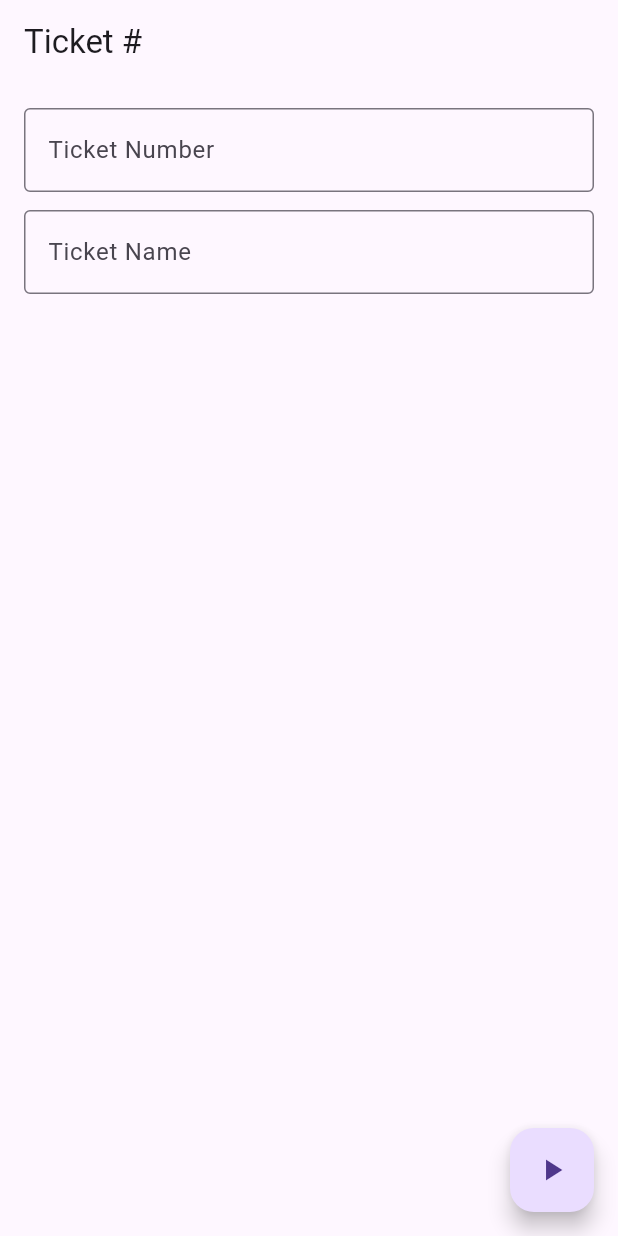
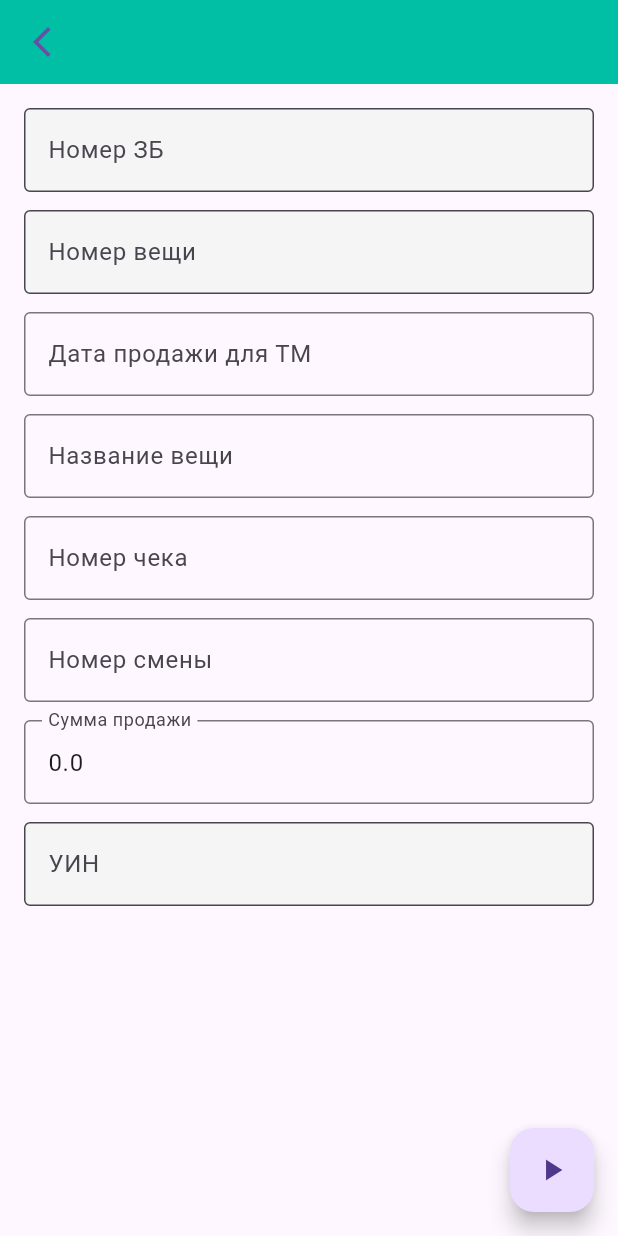
Before and after one commit to bubuta-bokh/mtwin_send2tm, a Flutter app: the TicketDetailsContent screen opened directly with empty values, after a tap on the "play arrow" icon, on a phone screen of 412 x 824 dp. Run offline on Flutter 3.47's test engine with Material 3 defaults, Android fonts, the phone set to English and light mode, and no system bars; our stand-ins replace bloc, dio, equatable, flutter_bloc, go_router, logger and 1 more; missing offline and left inert: dart:ffi; Roboto replaces fonts that are missing (Rubik).

```diff
--- /dev/null
+++ b/devtools_options.yaml
@@ -0,0 +1,3 @@
+description: This file stores settings for Dart & Flutter DevTools.
+documentation: https://docs.flutter.dev/tools/devtools/extensions#configure-extension-enablement-states
+extensions:
--- a/lib/bloc/dmdk_bloc/dmdk_bloc.dart
+++ b/lib/bloc/dmdk_bloc/dmdk_bloc.dart
@@ -22,5 +22,10 @@ class DmdkBloc extends Bloc<DmdkEvent, DmdkState> {
       //logger.i("Inside BLOC, before health request is made");
       //var isSuccessfull = await dmdkRepository.makeHealthRequest();
     });
+
+    on<ProcessTicketSendEvent>((event, emit) async {
+      //logger.i("Inside BLOC, before health request is made");
+      //var isSuccessfull = await dmdkRepository.makeHealthRequest();
+    });
   }
 }
--- a/lib/bloc/ticket_bloc/ticket_bloc.dart
+++ b/lib/bloc/ticket_bloc/ticket_bloc.dart
@@ -25,6 +25,7 @@ class TicketBloc extends Bloc<TicketEvent, TicketState> {
 
       ticketDto = await ticketRepository.searchSoldTickets(
         searchQuery: event.searchQuery,
+        qty: event.qty ?? 5,
       );
       if (ticketDto == null) {
         emit(SearchTicketError('Не удалось получить данные с сервера.'));
--- a/lib/bloc/ticket_bloc/ticket_event.dart
+++ b/lib/bloc/ticket_bloc/ticket_event.dart
@@ -17,9 +17,10 @@ class TicketInitialEvent extends TicketEvent {
 
 class TicketSearchEvent extends TicketEvent {
   final String searchQuery;
+  final int? qty;
 
-  const TicketSearchEvent({required this.searchQuery});
+  const TicketSearchEvent({required this.searchQuery, required this.qty});
 
   @override
-  List<Object> get props => [searchQuery];
+  List<Object> get props => [searchQuery, qty ?? 5];
 }
--- a/lib/entities/ticket_dto.dart
+++ b/lib/entities/ticket_dto.dart
@@ -5,6 +5,7 @@ class TicketDto {
   final String ticketNumber;
   final String ticketObjectNumber;
   final String soldDate;
+  final String soldDateReadable;
   final String ticketObjectName;
   final String chequeNumber;
   final String shiftNumber;
@@ -16,6 +17,7 @@ class TicketDto {
     required this.ticketNumber,
     required this.ticketObjectNumber,
     required this.soldDate,
+    required this.soldDateReadable,
     required this.ticketObjectName,
     required this.chequeNumber,
     required this.shiftNumber,
@@ -28,10 +30,32 @@ class TicketDto {
     ticketNumber: json['ticketNumber'] ?? 'n/a',
     ticketObjectNumber: json['ticketObjectNumber'] ?? 'n/a',
     soldDate: json['soldDate'] ?? 'n/a',
+    soldDateReadable: json['soldDateReadable'] ?? 'n/a',
     ticketObjectName: json['ticketObjectName'] ?? 'n/a',
     chequeNumber: json['chequeNumber'] ?? 'n/a',
     shiftNumber: json['shiftNumber'] ?? 'n/a',
     sellPrice: json["sellPrice"] ?? -1,
     uin: json['uin'] ?? 'n/a',
   );
+
+  TicketDto copyWith({
+    String? chequeNumber,
+    String? shiftNumber,
+    double? sellPrice,
+    String? soldDate,
+    String? ticketObjectName,
+  }) {
+    return TicketDto(
+      ticketObjectId: ticketObjectId,
+      chequeNumber: chequeNumber ?? this.chequeNumber,
+      shiftNumber: shiftNumber ?? this.shiftNumber,
+      sellPrice: sellPrice ?? this.sellPrice,
+      soldDate: soldDate ?? this.soldDate,
+      soldDateReadable: soldDateReadable,
+      ticketObjectName: ticketObjectName ?? this.ticketObjectName,
+      ticketNumber: ticketNumber,
+      ticketObjectNumber: ticketObjectNumber,
+      uin: uin,
+    );
+  }
 }
--- a/lib/main.dart
+++ b/lib/main.dart
@@ -50,7 +50,7 @@ void main() async {
                 ctx,
               );
               return TicketBloc(ticketRepository: ticketRepository)
-                ..add(const TicketInitialEvent(envi: 'PROD'));
+                ..add(const TicketInitialEvent(envi: 'DEBUG'));
             },
             lazy: false,
           ),
@@ -69,6 +69,7 @@ final GoRouter _router = GoRouter(
   routes: <RouteBase>[
     GoRoute(
       path: '/',
+      name: "home",
       builder: (BuildContext context, GoRouterState state) {
         //return const MainScreen();
         return const TicketSearchScreen();
--- a/lib/repositories/dmdk_repository.dart
+++ b/lib/repositories/dmdk_repository.dart
@@ -8,6 +8,11 @@ class DmdkRepository {
     dio.options.baseUrl = 'http://localhost:15243/';
     return dio;
   }
+
+  final String fn = '7380440800954751';
+  final String inn = '7810243050';
+  final String kpp = '784201001';
+  final String address = '197198, г.Санкт-Петербург, ул.Ижорская, д.13/39';
 
   Future<String> makeHealthRequest() async {
     //logger.i('We are inside of makeHealthRequest');
--- a/lib/screens/ticket_details_content.dart
+++ b/lib/screens/ticket_details_content.dart
@@ -1,5 +1,6 @@
 import 'package:flutter/material.dart';
 import 'package:flutter_bloc/flutter_bloc.dart';
+import 'package:go_router/go_router.dart';
 import 'package:mtwin_send2tm/bloc/dmdk_bloc/dmdk_bloc.dart';
 import 'package:mtwin_send2tm/entities/ticket_dto.dart';
 
@@ -11,43 +12,117 @@ class TicketDetailsContent extends StatelessWidget {
   @override
   Widget build(BuildContext context) {
     // Make a copy of controllers for editable fields
-    final TextEditingController nameController = TextEditingController(
-      text: ticket.ticketObjectName,
-    );
-    final TextEditingController numberController = TextEditingController(
+
+    final TextEditingController ticketNumberController = TextEditingController(
       text: ticket.ticketNumber,
     );
-
-    // Add more controllers for other fields as needed
+    final TextEditingController ticketObjectNumberController =
+        TextEditingController(text: ticket.ticketObjectNumber);
+    final TextEditingController soldDateController = TextEditingController(
+      text: ticket.soldDate,
+    );
+    final TextEditingController ticketObjectNameController =
+        TextEditingController(text: ticket.ticketObjectName);
+    final TextEditingController chequeController = TextEditingController(
+      text: ticket.chequeNumber,
+    );
+    final TextEditingController shiftController = TextEditingController(
+      text: ticket.shiftNumber,
+    );
+    final TextEditingController sellPriceController = TextEditingController(
+      text: ticket.sellPrice.toString(),
+    );
+    final TextEditingController uinController = TextEditingController(
+      text: ticket.uin,
+    );
 
     return Scaffold(
-      appBar: AppBar(title: Text('Ticket #${ticket.ticketNumber}')),
+      appBar: AppBar(
+        title: Text(ticket.ticketObjectName),
+        backgroundColor: Colors.tealAccent[700],
+        leading: Material(
+          color: Colors.transparent,
+          child: IconButton(
+            icon: Icon(
+              Icons.arrow_back_ios_new,
+              color: Theme.of(context).primaryColor,
+            ),
+            onPressed: () => context.goNamed('home'),
+            splashRadius: 24,
+            tooltip: 'На страницу поиска',
+          ),
+        ),
+      ),
       body: Padding(
         padding: const EdgeInsets.all(16.0),
+
         child: ListView(
           children: [
-            _buildEditableField('Ticket Number', numberController),
+            _buildEditableField('Номер ЗБ', ticketNumberController, true),
             const SizedBox(height: 12),
-            _buildEditableField('Ticket Name', nameController),
+            _buildEditableField(
+              'Номер вещи',
+              ticketObjectNumberController,
+              true,
+            ),
+            const SizedBox(height: 12),
+            _buildEditableField(
+              'Дата продажи для ТМ',
+              soldDateController,
+              false,
+            ),
+            const SizedBox(height: 12),
+            _buildEditableField(
+              'Название вещи',
+              ticketObjectNameController,
+              false,
+            ),
 
+            const SizedBox(height: 12),
+            _buildEditableField('Номер чека', chequeController, false),
+            const SizedBox(height: 12),
+            _buildEditableField('Номер смены', shiftController, false),
+            const SizedBox(height: 12),
+            _buildEditableField('Сумма продажи', sellPriceController, false),
+            const SizedBox(height: 12),
+            _buildEditableField('УИН', uinController, true),
             // Add more field widgets as necessary...
           ],
         ),
+        //   ],
+        // ),
       ),
       floatingActionButton: FloatingActionButton(
         child: const Icon(Icons.play_arrow),
         onPressed: () {
-          context.read<DmdkBloc>().add(ProcessTicketSendEvent(ticket));
+          final updatedTicket = ticket.copyWith(
+            chequeNumber: chequeController.text,
+            shiftNumber: shiftController.text,
+            sellPrice:
+                double.tryParse(sellPriceController.text) ?? ticket.sellPrice,
+
+            soldDate: soldDateController.text,
+            ticketObjectName: ticketObjectNameController.text,
+          );
+          context.read<DmdkBloc>().add(ProcessTicketSendEvent(updatedTicket));
         },
       ),
     );
   }
 
-  Widget _buildEditableField(String label, TextEditingController controller) {
+  Widget _buildEditableField(
+    String label,
+    TextEditingController controller,
+    bool readOnlyField,
+  ) {
     return TextField(
       controller: controller,
+      readOnly: readOnlyField,
+      style: readOnlyField ? TextStyle(color: Colors.grey) : null,
       decoration: InputDecoration(
         labelText: label,
+        fillColor: Colors.grey.shade100,
+        filled: readOnlyField,
         border: const OutlineInputBorder(),
       ),
     );
```
Also changed, not shown: lib/repositories/ticket_repository.dart (+9 -2 lines), lib/screens/ticket_search_screen.dart (+60 -25 lines), pubspec.lock.
